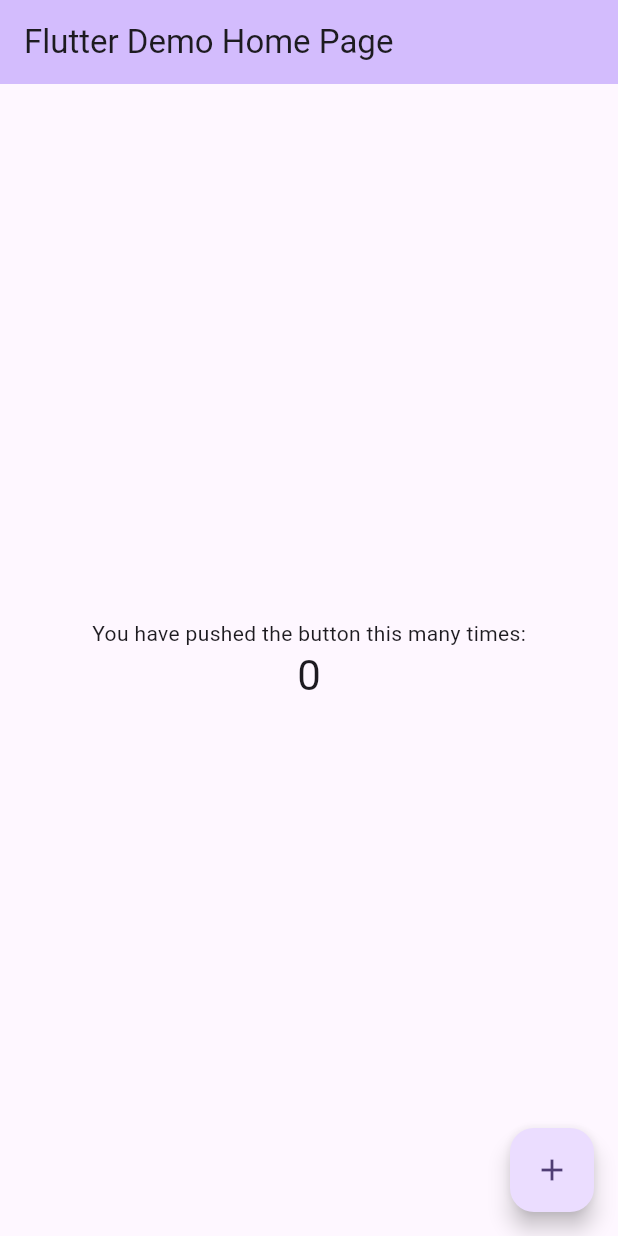
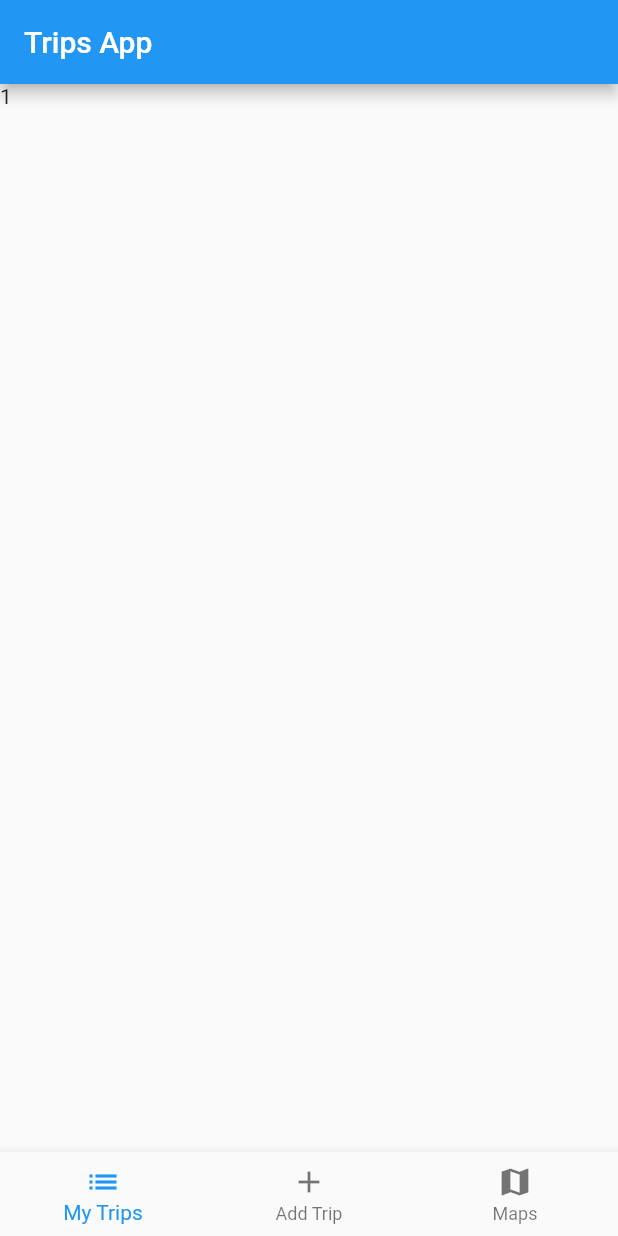
Before and after one commit to Fabrice-Fabio/riverpood-clean-archi-flutter, a Flutter app: the screen it shows after launch, on a phone screen of 412 x 824 dp. Run offline on Flutter 3.47's test engine with Material 2 defaults, Android fonts, the phone set to English and light mode, and no system bars; our stand-ins replace dartz, flutter_riverpod, hive_flutter; accounts and stored records are empty.

Commit message:
add trip_provider

```diff
--- a/lib/features/trips/domain/repositories/trip_repository.dart
+++ b/lib/features/trips/domain/repositories/trip_repository.dart
@@ -1,7 +1,10 @@
+import 'package:dartz/dartz.dart';
+import 'package:travel_app/core/error/failures.dart';
+
 import '../entitites/trip.dart';
 
 abstract class TripRepository{
-  Future<List<Trip>> getTrips();
+  Future<Either<Failure, List<Trip>>> getTrips();
   Future<void> addTrip(Trip trip);
   Future<void> deleteTrip(int index);
 }
--- a/lib/features/trips/domain/usecases/get_trips.dart
+++ b/lib/features/trips/domain/usecases/get_trips.dart
@@ -1,3 +1,6 @@
+import 'package:dartz/dartz.dart';
+import 'package:travel_app/core/error/failures.dart';
+
 import '../entitites/trip.dart';
 import '../repositories/trip_repository.dart';
 
@@ -6,7 +9,7 @@ class GetTrips {
 
   GetTrips(this.repository);
 
-  Future<List<Trip>> call(){
+  Future<Either<Failure, List<Trip>>> call() {
     return repository.getTrips();
   }
 }
--- /dev/null
+++ b/lib/features/trips/presentation/pages/main_screen.dart
@@ -0,0 +1,51 @@
+import 'package:flutter/material.dart';
+import 'package:flutter_riverpod/flutter_riverpod.dart';
+
+class MainScreen extends ConsumerWidget {
+  final PageController _pageController = PageController();
+  final ValueNotifier<int> _currentPage = ValueNotifier<int>(0);
+
+  @override
+  Widget build(BuildContext context, WidgetRef ref) {
+    _pageController.addListener(() {
+      _currentPage.value = _pageController.page!.round();
+    });
+
+    return Scaffold(
+      appBar: AppBar(title: Text('Trips App')),
+      body: PageView(
+        controller: _pageController,
+        children: [
+          Text("1"),//MyTripsScreen(),
+          Text("2"),//AddTripScreen(),
+          Text("3"),//MapsScreen(),
+        ],
+      ),
+      bottomNavigationBar: ValueListenableBuilder<int>(
+        valueListenable: _currentPage,
+        builder: (context, pageIndex, child) {
+          return BottomNavigationBar(
+            currentIndex: pageIndex, // Set the current page index here
+            items: const <BottomNavigationBarItem>[
+              BottomNavigationBarItem(
+                icon: Icon(Icons.list),
+                label: 'My Trips',
+              ),
+              BottomNavigationBarItem(
+                icon: Icon(Icons.add),
+                label: 'Add Trip',
+              ),
+              BottomNavigationBarItem(
+                icon: Icon(Icons.map),
+                label: 'Maps',
+              ),
+            ],
+            onTap: (index) {
+              _pageController.jumpToPage(index);
+            },
+          );
+        },
+      ),
+    );
+  }
+}
--- a/lib/main.dart
+++ b/lib/main.dart
@@ -1,4 +1,6 @@
 import 'package:flutter/material.dart';
+
+import 'features/trips/presentation/pages/main_screen.dart';
 
 void main() {
   runApp(const MyApp());
@@ -7,104 +9,11 @@ void main() {
 class MyApp extends StatelessWidget {
   const MyApp({super.key});
 
-  // This widget is the root of your application.
   @override
   Widget build(BuildContext context) {
     return MaterialApp(
-      title: 'Flutter Demo',
-      theme: ThemeData(
-        colorScheme: ColorScheme.fromSeed(seedColor: Colors.deepPurple),
-        useMaterial3: true,
-      ),
-      home: const MyHomePage(title: 'Flutter Demo Home Page'),
+      title: 'Travel App',
+      home: MainScreen(),
     );
   }
 }
-
-class MyHomePage extends StatefulWidget {
-  const MyHomePage({super.key, required this.title});
-
-  // This widget is the home page of your application. It is stateful, meaning
-  // that it has a State object (defined below) that contains fields that affect
-  // how it looks.
-
-  // This class is the configuration for the state. It holds the values (in this
-  // case the title) provided by the parent (in this case the App widget) and
-  // used by the build method of the State. Fields in a Widget subclass are
-  // always marked "final".
-
-  final String title;
-
-  @override
-  State<MyHomePage> createState() => _MyHomePageState();
-}
-
-class _MyHomePageState extends State<MyHomePage> {
-  int _counter = 0;
-
-  void _incrementCounter() {
-    setState(() {
-      // This call to setState tells the Flutter framework that something has
-      // changed in this State, which causes it to rerun the build method below
-      // so that the display can reflect the updated values. If we changed
-      // _counter without calling setState(), then the build method would not be
-      // called again, and so nothing would appear to happen.
-      _counter++;
-    });
-  }
-
-  @override
-  Widget build(BuildContext context) {
-    // This method is rerun every time setState is called, for instance as done
-    // by the _incrementCounter method above.
-    //
-    // The Flutter framework has been optimized to make rerunning build methods
-    // fast, so that you can just rebuild anything that needs updating rather
-    // than having to individually change instances of widgets.
-    return Scaffold(
-      appBar: AppBar(
-        // TRY THIS: Try changing the color here to a specific color (to
-        // Colors.amber, perhaps?) and trigger a hot reload to see the AppBar
-        // change color while the other colors stay the same.
-        backgroundColor: Theme.of(context).colorScheme.inversePrimary,
-        // Here we take the value from the MyHomePage object that was created by
-        // the App.build method, and use it to set our appbar title.
-        title: Text(widget.title),
-      ),
-      body: Center(
-        // Center is a layout widget. It takes a single child and positions it
-        // in the middle of the parent.
-        child: Column(
-          // Column is also a layout widget. It takes a list of children and
-          // arranges them vertically. By default, it sizes itself to fit its
-          // children horizontally, and tries to be as tall as its parent.
-          //
-          // Column has various properties to control how it sizes itself and
-          // how it positions its children. Here we use mainAxisAlignment to
-          // center the children vertically; the main axis here is the vertical
-          // axis because Columns are vertical (the cross axis would be
-          // horizontal).
-          //
-          // TRY THIS: Invoke "debug painting" (choose the "Toggle Debug Paint"
-          // action in the IDE, or press "p" in the console), to see the
-          // wireframe for each widget.
-          mainAxisAlignment: MainAxisAlignment.center,
-          children: <Widget>[
-            const Text(
-              'You have pushed the button this many times:',
-            ),
-            Text(
-              '$_counter',
-              style: Theme.of(context).textTheme.headlineMedium,
-            ),
-          ],
-        ),
-      ),
-      floatingActionButton: FloatingActionButton(
-        onPressed: _incrementCounter,
-        tooltip: 'Increment',
-        child: const Icon(Icons.add),
-      ), // This trailing comma makes auto-formatting nicer for build methods.
-    );
-  }
-}
--- a/pubspec.yaml
+++ b/pubspec.yaml
@@ -39,6 +39,7 @@ dependencies:
   hive_flutter: ^1.1.0
   flutter_riverpod: ^2.4.4
   path_provider: ^2.1.1
+  dartz: ^0.10.1
 
 dev_dependencies:
   flutter_test:
```
Also changed, not shown: lib/core/error/failures.dart (added, +9 -0 lines), lib/features/trips/data/repositories/trip_repository_impl.dart (+10 -3 lines), lib/features/trips/presentation/providers/trip_provider.dart (added, +70 -0 lines), pubspec.lock, 4 other files.
